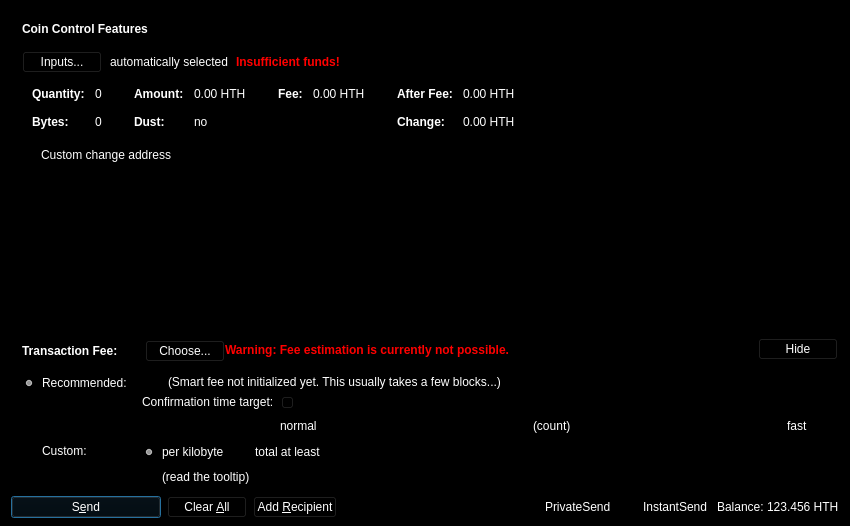
First picture: the form in src/qt/forms/sendcoinsdialog.ui, repository devilking6105/HTH, before the edit.
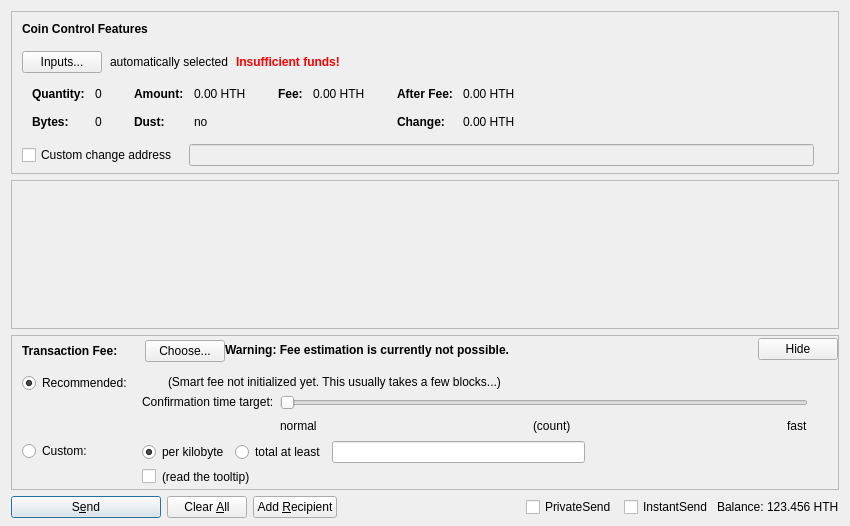
Second picture: the form after the edit. Custom widgets are drawn as their Qt base class.

What changed in the file:
```diff
--- a/src/qt/forms/sendcoinsdialog.ui
+++ b/src/qt/forms/sendcoinsdialog.ui
@@ -13,10 +13,6 @@
   <property name="windowTitle">
    <string>Send Coins</string>
   </property>
-  <property name="styleSheet">
-   <string notr="true">background-color: rgb(0, 0, 0);
-color: rgb(255, 255, 255);</string>
-  </property>
   <layout class="QVBoxLayout" name="verticalLayout" stretch="0,1,0,0">
    <property name="bottomMargin">
     <number>8</number>
@@ -88,9 +84,7 @@
              </font>
             </property>
             <property name="styleSheet">
-             <string notr="true">font-weight:bold;
-background-color: rgb(0, 0, 0);
-color: rgb(255, 255, 255);</string>
+             <string notr="true">font-weight:bold;</string>
             </property>
             <property name="text">
              <string>Coin Control Features</string>
@@ -110,8 +104,7 @@
           <item>
            <widget class="QPushButton" name="pushButtonCoinControl">
             <property name="styleSheet">
-             <string notr="true">color: rgb(255, 255, 255);
-background-color: rgb(0, 0, 0);</string>
+             <string notr="true"/>
             </property>
             <property name="text">
              <string>Inputs...</string>
@@ -123,10 +116,6 @@
           </item>
           <item>
            <widget class="QLabel" name="labelCoinControlAutomaticallySelected">
-            <property name="styleSheet">
-             <string notr="true">color: rgb(255, 255, 255);
-background-color: rgb(0, 0, 0);</string>
-            </property>
             <property name="text">
              <string>automatically selected</string>
             </property>
@@ -144,8 +133,7 @@
              </font>
             </property>
             <property name="styleSheet">
-             <string notr="true">color:red;font-weight:bold;
-background-color: rgb(0, 0, 0);</string>
+             <string notr="true">color:red;font-weight:bold;</string>
             </property>
             <property name="text">
              <string>Insufficient funds!</string>
@@ -236,10 +224,6 @@
                    <bold>true</bold>
                   </font>
                  </property>
-                 <property name="styleSheet">
-                  <string notr="true">color: rgb(255, 255, 255);
-background-color: rgb(0, 0, 0);</string>
-                 </property>
                  <property name="text">
                   <string>Quantity:</string>
                  </property>
@@ -256,10 +240,6 @@
                  <property name="contextMenuPolicy">
                   <enum>Qt::ActionsContextMenu</enum>
                  </property>
-                 <property name="styleSheet">
-                  <string notr="true">color: rgb(255, 255, 255);
-background-color: rgb(0, 0, 0);</string>
-                 </property>
                  <property name="text">
                   <string notr="true">0</string>
                  </property>
@@ -279,10 +259,6 @@
                    <bold>true</bold>
                   </font>
                  </property>
-                 <property name="styleSheet">
-                  <string notr="true">color: rgb(255, 255, 255);
-background-color: rgb(0, 0, 0);</string>
-                 </property>
                  <property name="text">
                   <string>Bytes:</string>
                  </property>
@@ -296,10 +272,6 @@
                  <property name="contextMenuPolicy">
                   <enum>Qt::ActionsContextMenu</enum>
                  </property>
-                 <property name="styleSheet">
-                  <string notr="true">color: rgb(255, 255, 255);
-background-color: rgb(0, 0, 0);</string>
-                 </property>
                  <property name="text">
                   <string notr="true">0</string>
                  </property>
@@ -335,10 +307,6 @@
                    <bold>true</bold>
                   </font>
                  </property>
-                 <property name="styleSheet">
-                  <string notr="true">color: rgb(255, 255, 255);
-background-color: rgb(0, 0, 0);</string>
-                 </property>
                  <property name="text">
                   <string>Amount:</string>
                  </property>
@@ -355,10 +323,6 @@
                  <property name="contextMenuPolicy">
                   <enum>Qt::ActionsContextMenu</enum>
                  </property>
-                 <property name="styleSheet">
-                  <string notr="true">color: rgb(255, 255, 255);
-background-color: rgb(0, 0, 0);</string>
-                 </property>
                  <property name="text">
                   <string notr="true">0.00 HTH</string>
                  </property>
@@ -375,10 +339,6 @@
                    <bold>true</bold>
                   </font>
                  </property>
-                 <property name="styleSheet">
-                  <string notr="true">color: rgb(255, 255, 255);
-background-color: rgb(0, 0, 0);</string>
-                 </property>
                  <property name="text">
                   <string>Dust:</string>
                  </property>
@@ -392,10 +352,6 @@
                  <property name="contextMenuPolicy">
                   <enum>Qt::ActionsContextMenu</enum>
                  </property>
-                 <property name="styleSheet">
-                  <string notr="true">color: rgb(255, 255, 255);
-background-color: rgb(0, 0, 0);</string>
-                 </property>
                  <property name="text">
                   <string notr="true">no</string>
                  </property>
@@ -431,10 +387,6 @@
                    <bold>true</bold>
                   </font>
                  </property>
-                 <property name="styleSheet">
-                  <string notr="true">color: rgb(255, 255, 255);
-background-color: rgb(0, 0, 0);</string>
-                 </property>
                  <property name="text">
                   <string>Fee:</string>
                  </property>
@@ -451,10 +403,6 @@
                  <property name="contextMenuPolicy">
                   <enum>Qt::ActionsContextMenu</enum>
                  </property>
-                 <property name="styleSheet">
-                  <string notr="true">color: rgb(255, 255, 255);
-background-color: rgb(0, 0, 0);</string>
-                 </property>
                  <property name="text">
                   <string notr="true">0.00 HTH</string>
                  </property>
@@ -490,10 +438,6 @@
                    <bold>true</bold>
                   </font>
                  </property>
-                 <property name="styleSheet">
-                  <string notr="true">color: rgb(255, 255, 255);
-background-color: rgb(0, 0, 0);</string>
-                 </property>
                  <property name="text">
                   <string>After Fee:</string>
                  </property>
@@ -510,10 +454,6 @@
                  <property name="contextMenuPolicy">
                   <enum>Qt::ActionsContextMenu</enum>
                  </property>
-                 <property name="styleSheet">
-                  <string notr="true">color: rgb(255, 255, 255);
-background-color: rgb(0, 0, 0);</string>
-                 </property>
                  <property name="text">
                   <string notr="true">0.00 HTH</string>
                  </property>
@@ -530,10 +470,6 @@
                    <bold>true</bold>
                   </font>
                  </property>
-                 <property name="styleSheet">
-                  <string notr="true">color: rgb(255, 255, 255);
-background-color: rgb(0, 0, 0);</string>
-                 </property>
                  <property name="text">
                   <string>Change:</string>
                  </property>
@@ -547,10 +483,6 @@
                  <property name="contextMenuPolicy">
                   <enum>Qt::ActionsContextMenu</enum>
                  </property>
-                 <property name="styleSheet">
-                  <string notr="true">color: rgb(255, 255, 255);
-background-color: rgb(0, 0, 0);</string>
-                 </property>
                  <property name="text">
                   <string notr="true">0.00 HTH</string>
                  </property>
@@ -585,10 +517,6 @@
             <property name="toolTip">
              <string>If this is activated, but the change address is empty or invalid, change will be sent to a newly generated address.</string>
             </property>
-            <property name="styleSheet">
-             <string notr="true">color: rgb(255, 255, 255);
-background-color: rgb(0, 0, 0);</string>
-            </property>
             <property name="text">
              <string>Custom change address</string>
             </property>
@@ -660,10 +588,10 @@
         <x>0</x>
         <y>0</y>
         <width>830</width>
-        <height>68</height>
+        <height>104</height>
        </rect>
       </property>
-      <layout class="QVBoxLayout" name="verticalLayout_2" stretch="0">
+      <layout class="QVBoxLayout" name="verticalLayout_2" stretch="0,1">
        <property name="leftMargin">
         <number>0</number>
        </property>
@@ -683,6 +611,19 @@
          </property>
         </layout>
        </item>
+       <item>
+        <spacer name="verticalSpacer">
+         <property name="orientation">
+          <enum>Qt::Vertical</enum>
+         </property>
+         <property name="sizeHint" stdset="0">
+          <size>
+           <width>20</width>
+           <height>40</height>
+          </size>
+         </property>
+        </spacer>
+       </item>
       </layout>
      </widget>
     </widget>
@@ -780,9 +721,7 @@
                  </font>
                 </property>
                 <property name="styleSheet">
-                 <string notr="true">font-weight:bold;
-color: rgb(255, 255, 255);
-background-color: rgb(0, 0, 0);</string>
+                 <string notr="true">font-weight:bold;</string>
                 </property>
                 <property name="text">
                  <string>Transaction Fee:</string>
@@ -798,10 +737,6 @@
               </item>
               <item>
                <widget class="QPushButton" name="buttonChooseFee">
-                <property name="styleSheet">
-                 <string notr="true">color: rgb(255, 255, 255);
-background-color: rgb(0, 0, 0);</string>
-                </property>
                 <property name="text">
                  <string>Choose...</string>
                 </property>
@@ -835,9 +770,11 @@
             <property name="toolTip">
              <string>Using the fallbackfee can result in sending a transaction that will take several hours or days (or never) to confirm. Consider choosing your fee manually or wait until your have validated the complete chain.</string>
             </property>
-            <property name="styleSheet">
-             <string notr="true">color: red;
-background-color: rgb(0, 0, 0);</string>
+            <property name="font">
+            <font>
+                <weight>75</weight>
+                <bold>true</bold>
+            </font>
             </property>
             <property name="text">
              <string>Warning: Fee estimation is currently not possible.</string>
@@ -868,10 +805,6 @@
             <property name="toolTip">
              <string>collapse fee-settings</string>
             </property>
-            <property name="styleSheet">
-             <string notr="true">color: rgb(255, 255, 255);
-background-color: rgb(0, 0, 0);</string>
-            </property>
             <property name="text">
              <string>Hide</string>
             </property>
@@ -923,10 +856,6 @@
                    <property name="toolTip">
                     <string>If the custom fee is set to 1000 duffs and the transaction is only 250 bytes, then &quot;per kilobyte&quot; only pays 250 duffs in fee,&lt;br /&gt;while &quot;at least&quot; pays 1000 duffs. For transactions bigger than a kilobyte both pay by kilobyte.</string>
                    </property>
-                   <property name="styleSheet">
-                    <string notr="true">color: rgb(255, 255, 255);
-background-color: rgb(0, 0, 0);</string>
-                   </property>
                    <property name="text">
                     <string>per kilobyte</string>
                    </property>
@@ -943,10 +872,6 @@
                    <property name="toolTip">
                     <string>If the custom fee is set to 1000 duffs and the transaction is only 250 bytes, then &quot;per kilobyte&quot; only pays 250 duffs in fee,&lt;br /&gt;while &quot;total at least&quot; pays 1000 duffs. For transactions bigger than a kilobyte both pay by kilobyte.</string>
                    </property>
-                   <property name="styleSheet">
-                    <string notr="true">color: rgb(255, 255, 255);
-background-color: rgb(0, 0, 0);</string>
-                   </property>
                    <property name="text">
                     <string>total at least</string>
                    </property>
@@ -993,10 +918,6 @@
                    <property name="toolTip">
                     <string>Paying only the minimum fee is just fine as long as there is less transaction volume than space in the blocks.&lt;br /&gt;But be aware that this can end up in a never confirming transaction once there is more demand for HTH transactions than the network can process.</string>
                    </property>
-                   <property name="styleSheet">
-                    <string notr="true">color: rgb(255, 255, 255);
-background-color: rgb(0, 0, 0);</string>
-                   </property>
                    <property name="text">
                     <string>(read the tooltip)</string>
                    </property>
@@ -1026,10 +947,6 @@
               <layout class="QVBoxLayout" name="verticalLayoutFee4" stretch="0,1">
                <item>
                 <widget class="QRadioButton" name="radioSmartFee">
-                 <property name="styleSheet">
-                  <string notr="true">color: rgb(255, 255, 255);
-background-color: rgb(0, 0, 0);</string>
-                 </property>
                  <property name="text">
                   <string>Recommended:</string>
                  </property>
@@ -1060,10 +977,6 @@
               <layout class="QVBoxLayout" name="verticalLayoutFee9" stretch="0,1">
                <item>
                 <widget class="QRadioButton" name="radioCustomFee">
-                 <property name="styleSheet">
-                  <string notr="true">color: rgb(255, 255, 255);
-background-color: rgb(0, 0, 0);</string>
-                 </property>
                  <property name="text">
                   <string>Custom:</string>
                  </property>
@@ -1116,10 +1029,6 @@
                  </item>
                  <item>
                   <widget class="QLabel" name="labelSmartFee2">
-                   <property name="styleSheet">
-                    <string notr="true">color: rgb(255, 255, 255);
-background-color: rgb(0, 0, 0);</string>
-                   </property>
                    <property name="text">
                     <string>(Smart fee not initialized yet. This usually takes a few blocks...)</string>
                    </property>
@@ -1149,10 +1058,6 @@
                   <layout class="QVBoxLayout" name="verticalLayoutFee6">
                    <item>
                     <widget class="QLabel" name="labelSmartFee3">
-                     <property name="styleSheet">
-                      <string notr="true">color: rgb(255, 255, 255);
-background-color: rgb(0, 0, 0);</string>
-                     </property>
                      <property name="text">
                       <string>Confirmation time target:</string>
                      </property>
@@ -1183,421 +1088,6 @@
                    </property>
                    <item>
                     <widget class="QSlider" name="sliderSmartFee">
-                     <property name="palette">
-                      <palette>
-                       <active>
-                        <colorrole role="WindowText">
-                         <brush brushstyle="SolidPattern">
-                          <color alpha="255">
-                           <red>255</red>
-                           <green>255</green>
-                           <blue>255</blue>
-                          </color>
-                         </brush>
-                        </colorrole>
-                        <colorrole role="Button">
-                         <brush brushstyle="SolidPattern">
-                          <color alpha="255">
-                           <red>0</red>
-                           <green>0</green>
-                           <blue>0</blue>
-                          </color>
-                         </brush>
-                        </colorrole>
-                        <colorrole role="Light">
-                         <brush brushstyle="SolidPattern">
-                          <color alpha="255">
-                           <red>97</red>
-                           <green>255</green>
-                           <blue>235</blue>
-                          </color>
-                         </brush>
-                        </colorrole>
-                        <colorrole role="Midlight">
-                         <brush brushstyle="SolidPattern">
-                          <color alpha="255">
-                           <red>74</red>
-                           <green>221</green>
-                           <blue>202</blue>
-                          </color>
-                         </brush>
-                        </colorrole>
-                        <colorrole role="Dark">
-                         <brush brushstyle="SolidPattern">
-                          <color alpha="255">
-                           <red>26</red>
-                           <green>94</green>
-                           <blue>85</blue>
-                          </color>
-                         </brush>
-                        </colorrole>
-                        <colorrole role="Mid">
-                         <brush brushstyle="SolidPattern">
-                          <color alpha="255">
-                           <red>34</red>
-                           <green>125</green>
-                           <blue>113</blue>
-                          </color>
-                         </brush>
-                        </colorrole>
-                        <colorrole role="Text">
-                         <brush brushstyle="SolidPattern">
-                          <color alpha="255">
-                           <red>255</red>
-                           <green>255</green>
-                           <blue>255</blue>
-                          </color>
-                         </brush>
-                        </colorrole>
-                        <colorrole role="BrightText">
-                         <brush brushstyle="SolidPattern">
-                          <color alpha="255">
-                           <red>255</red>
-                           <green>255</green>
-                           <blue>255</blue>
-                          </color>
-                         </brush>
-                        </colorrole>
-                        <colorrole role="ButtonText">
-                         <brush brushstyle="SolidPattern">
-                          <color alpha="255">
-                           <red>255</red>
-                           <green>255</green>
-                           <blue>255</blue>
-                          </color>
-                         </brush>
-                        </colorrole>
-                        <colorrole role="Base">
-                         <brush brushstyle="SolidPattern">
-                          <color alpha="255">
-                           <red>0</red>
-                           <green>0</green>
-                           <blue>0</blue>
-                          </color>
-                         </brush>
-                        </colorrole>
-                        <colorrole role="Window">
-                         <brush brushstyle="SolidPattern">
-                          <color alpha="255">
-                           <red>0</red>
-                           <green>0</green>
-                           <blue>0</blue>
-                          </color>
-                         </brush>
-                        </colorrole>
-                        <colorrole role="Shadow">
-                         <brush brushstyle="SolidPattern">
-                          <color alpha="255">
-                           <red>0</red>
-                           <green>0</green>
-                           <blue>0</blue>
-                          </color>
-                         </brush>
-                        </colorrole>
-                        <colorrole role="AlternateBase">
-                         <brush brushstyle="SolidPattern">
-                          <color alpha="255">
-                           <red>153</red>
-                           <green>221</green>
-                           <blue>212</blue>
-                          </color>
-                         </brush>
-                        </colorrole>
-                        <colorrole role="ToolTipBase">
-                         <brush brushstyle="SolidPattern">
-                          <color alpha="255">
-                           <red>255</red>
-                           <green>255</green>
-                           <blue>220</blue>
-                          </color>
-                         </brush>
-                        </colorrole>
-                        <colorrole role="ToolTipText">
-                         <brush brushstyle="SolidPattern">
-                          <color alpha="255">
-                           <red>0</red>
-                           <green>0</green>
-                           <blue>0</blue>
-                          </color>
-                         </brush>
-                        </colorrole>
-                       </active>
-                       <inactive>
-                        <colorrole role="WindowText">
-                         <brush brushstyle="SolidPattern">
-                          <color alpha="255">
-                           <red>255</red>
-                           <green>255</green>
-                           <blue>255</blue>
-                          </color>
-                         </brush>
-                        </colorrole>
-                        <colorrole role="Button">
-                         <brush brushstyle="SolidPattern">
-                          <color alpha="255">
-                           <red>0</red>
-                           <green>0</green>
-                           <blue>0</blue>
-                          </color>
-                         </brush>
-                        </colorrole>
-                        <colorrole role="Light">
-                         <brush brushstyle="SolidPattern">
-                          <color alpha="255">
-                           <red>97</red>
-                           <green>255</green>
-                           <blue>235</blue>
-                          </color>
-                         </brush>
-                        </colorrole>
-                        <colorrole role="Midlight">
-                         <brush brushstyle="SolidPattern">
-                          <color alpha="255">
-                           <red>74</red>
-                           <green>221</green>
-                           <blue>202</blue>
-                          </color>
-                         </brush>
-                        </colorrole>
-                        <colorrole role="Dark">
-                         <brush brushstyle="SolidPattern">
-                          <color alpha="255">
-                           <red>26</red>
-                           <green>94</green>
-                           <blue>85</blue>
-                          </color>
-                         </brush>
-                        </colorrole>
-                        <colorrole role="Mid">
-                         <brush brushstyle="SolidPattern">
-                          <color alpha="255">
-                           <red>34</red>
-                           <green>125</green>
-                           <blue>113</blue>
-                          </color>
-                         </brush>
-                        </colorrole>
-                        <colorrole role="Text">
-                         <brush brushstyle="SolidPattern">
-                          <color alpha="255">
-                           <red>255</red>
-                           <green>255</green>
-                           <blue>255</blue>
-                          </color>
-                         </brush>
-                        </colorrole>
-                        <colorrole role="BrightText">
-                         <brush brushstyle="SolidPattern">
-                          <color alpha="255">
-                           <red>255</red>
-                           <green>255</green>
-                           <blue>255</blue>
-                          </color>
-                         </brush>
-                        </colorrole>
-                        <colorrole role="ButtonText">
-                         <brush brushstyle="SolidPattern">
-                          <color alpha="255">
-                           <red>255</red>
-                           <green>255</green>
-                           <blue>255</blue>
-                          </color>
-                         </brush>
-                        </colorrole>
-                        <colorrole role="Base">
-                         <brush brushstyle="SolidPattern">
-                          <color alpha="255">
-                           <red>0</red>
-                           <green>0</green>
-                           <blue>0</blue>
-                          </color>
-                         </brush>
-                        </colorrole>
-                        <colorrole role="Window">
-                         <brush brushstyle="SolidPattern">
-                          <color alpha="255">
-                           <red>0</red>
-                           <green>0</green>
-                           <blue>0</blue>
-                          </color>
-                         </brush>
-                        </colorrole>
-                        <colorrole role="Shadow">
-                         <brush brushstyle="SolidPattern">
-                          <color alpha="255">
-                           <red>0</red>
-                           <green>0</green>
-                           <blue>0</blue>
-                          </color>
-                         </brush>
-                        </colorrole>
-                        <colorrole role="AlternateBase">
-                         <brush brushstyle="SolidPattern">
-                          <color alpha="255">
-                           <red>153</red>
-                           <green>221</green>
-                           <blue>212</blue>
-                          </color>
-                         </brush>
-                        </colorrole>
-                        <colorrole role="ToolTipBase">
-                         <brush brushstyle="SolidPattern">
-                          <color alpha="255">
-                           <red>255</red>
-                           <green>255</green>
-                           <blue>220</blue>
-                          </color>
-                         </brush>
-                        </colorrole>
-                        <colorrole role="ToolTipText">
-                         <brush brushstyle="SolidPattern">
-                          <color alpha="255">
-                           <red>0</red>
-                           <green>0</green>
-                           <blue>0</blue>
-                          </color>
-                         </brush>
-                        </colorrole>
-                       </inactive>
-                       <disabled>
-                        <colorrole role="WindowText">
-                         <brush brushstyle="SolidPattern">
-                          <color alpha="255">
-                           <red>255</red>
-                           <green>255</green>
-                           <blue>255</blue>
-                          </color>
-                         </brush>
-                        </colorrole>
-                        <colorrole role="Button">
-                         <brush brushstyle="SolidPattern">
-                          <color alpha="255">
-                           <red>0</red>
-                           <green>0</green>
-                           <blue>0</blue>
-                          </color>
-                         </brush>
-                        </colorrole>
-                        <colorrole role="Light">
-                         <brush brushstyle="SolidPattern">
-                          <color alpha="255">
-                           <red>97</red>
-                           <green>255</green>
-                           <blue>235</blue>
-                          </color>
-                         </brush>
-                        </colorrole>
-                        <colorrole role="Midlight">
-                         <brush brushstyle="SolidPattern">
-                          <color alpha="255">
-                           <red>74</red>
-                           <green>221</green>
-                           <blue>202</blue>
-                          </color>
-                         </brush>
-                        </colorrole>
-                        <colorrole role="Dark">
-                         <brush brushstyle="SolidPattern">
-                          <color alpha="255">
-                           <red>26</red>
-                           <green>94</green>
-                           <blue>85</blue>
-                          </color>
-                         </brush>
-                        </colorrole>
-                        <colorrole role="Mid">
-                         <brush brushstyle="SolidPattern">
-                          <color alpha="255">
-                           <red>34</red>
-                           <green>125</green>
-                           <blue>113</blue>
-                          </color>
-                         </brush>
-                        </colorrole>
-                        <colorrole role="Text">
-                         <brush brushstyle="SolidPattern">
-                          <color alpha="255">
-                           <red>255</red>
-                           <green>255</green>
-                           <blue>255</blue>
-                          </color>
-                         </brush>
-                        </colorrole>
-                        <colorrole role="BrightText">
-                         <brush brushstyle="SolidPattern">
-                          <color alpha="255">
-                           <red>255</red>
-                           <green>255</green>
-                           <blue>255</blue>
-                          </color>
-                         </brush>
-                        </colorrole>
-                        <colorrole role="ButtonText">
-                         <brush brushstyle="SolidPattern">
-                          <color alpha="255">
-                           <red>255</red>
-                           <green>255</green>
-                           <blue>255</blue>
-                          </color>
-                         </brush>
-                        </colorrole>
-                        <colorrole role="Base">
-                         <brush brushstyle="SolidPattern">
-                          <color alpha="255">
-                           <red>0</red>
-                           <green>0</green>
-                           <blue>0</blue>
-                          </color>
-                         </brush>
-                        </colorrole>
-                        <colorrole role="Window">
-                         <brush brushstyle="SolidPattern">
-                          <color alpha="255">
-                           <red>0</red>
-                           <green>0</green>
-                           <blue>0</blue>
-                          </color>
-                         </brush>
-                        </colorrole>
-                        <colorrole role="Shadow">
-                         <brush brushstyle="SolidPattern">
-                          <color alpha="255">
-                           <red>0</red>
-                           <green>0</green>
-                           <blue>0</blue>
-                          </color>
-                         </brush>
-                        </colorrole>
-                        <colorrole role="AlternateBase">
-                         <brush brushstyle="SolidPattern">
-                          <color alpha="255">
-                           <red>52</red>
-                           <green>188</green>
-                           <blue>170</blue>
-                          </color>
-                         </brush>
-                        </colorrole>
-                        <colorrole role="ToolTipBase">
-                         <brush brushstyle="SolidPattern">
-                          <color alpha="255">
-                           <red>255</red>
-                           <green>255</green>
-                           <blue>220</blue>
-                          </color>
-                         </brush>
-                        </colorrole>
-                        <colorrole role="ToolTipText">
-                         <brush brushstyle="SolidPattern">
-                          <color alpha="255">
-                           <red>0</red>
-                           <green>0</green>
-                           <blue>0</blue>
-                          </color>
-                         </brush>
-                        </colorrole>
-                       </disabled>
-                      </palette>
-                     </property>
                      <property name="minimum">
                       <number>0</number>
                      </property>
@@ -1628,10 +1118,6 @@
                     <layout class="QHBoxLayout" name="horizontalLayoutFee10">
                      <item>
                       <widget class="QLabel" name="labelSmartFeeNormal">
-                       <property name="styleSheet">
-                        <string notr="true">color: rgb(255, 255, 255);
-background-color: rgb(0, 0, 0);</string>
-                       </property>
                        <property name="text">
                         <string>normal</string>
                        </property>
@@ -1652,10 +1138,6 @@
                      </item>
                      <item>
                       <widget class="QLabel" name="confirmationTargetLabel">
-                       <property name="styleSheet">
-                        <string notr="true">color: rgb(255, 255, 255);
-background-color: rgb(0, 0, 0);</string>
-                       </property>
                        <property name="text">
                         <string notr="true">(count)</string>
                        </property>
@@ -1676,10 +1158,6 @@
                      </item>
                      <item>
                       <widget class="QLabel" name="labelSmartFeeFast">
-                       <property name="styleSheet">
-                        <string notr="true">color: rgb(255, 255, 255);
-background-color: rgb(0, 0, 0);</string>
-                       </property>
                        <property name="text">
                         <string>fast</string>
                        </property>
@@ -1742,10 +1220,6 @@
        <property name="toolTip">
         <string>Confirm the send action</string>
        </property>
-       <property name="styleSheet">
-        <string notr="true">color: rgb(255, 255, 255);
-background-color: rgb(0, 0, 0);</string>
-       </property>
        <property name="text">
         <string>S&amp;end</string>
        </property>
@@ -1768,10 +1242,6 @@
        <property name="toolTip">
         <string>Clear all fields of the form.</string>
        </property>
-       <property name="styleSheet">
-        <string notr="true">color: rgb(255, 255, 255);
-background-color: rgb(0, 0, 0);</string>
-       </property>
        <property name="text">
         <string>Clear &amp;All</string>
        </property>
@@ -1785,10 +1255,6 @@
        <property name="toolTip">
         <string>Send to multiple recipients at once</string>
        </property>
-       <property name="styleSheet">
-        <string notr="true">color: rgb(255, 255, 255);
-background-color: rgb(0, 0, 0);</string>
-       </property>
        <property name="text">
         <string>Add &amp;Recipient</string>
        </property>
@@ -1823,10 +1289,6 @@
            <height>0</height>
           </size>
          </property>
-         <property name="styleSheet">
-          <string notr="true">color: rgb(255, 255, 255);
-background-color: rgb(0, 0, 0);</string>
-         </property>
          <property name="text">
           <string>PrivateSend</string>
          </property>
@@ -1846,10 +1308,6 @@
            <height>0</height>
           </size>
          </property>
-         <property name="styleSheet">
-          <string notr="true">color: rgb(255, 255, 255);
-background-color: rgb(0, 0, 0);</string>
-         </property>
          <property name="text">
           <string>InstantSend</string>
          </property>
@@ -1857,10 +1315,6 @@
        </item>
        <item>
         <widget class="QLabel" name="label">
-         <property name="styleSheet">
-          <string notr="true">color: rgb(255, 255, 255);
-background-color: rgb(0, 0, 0);</string>
-         </property>
          <property name="text">
           <string>Balance:</string>
          </property>
@@ -1877,10 +1331,6 @@
          <property name="cursor">
           <cursorShape>IBeamCursor</cursorShape>
          </property>
-         <property name="styleSheet">
-          <string notr="true">color: rgb(255, 255, 255);
-background-color: rgb(0, 0, 0);</string>
-         </property>
          <property name="text">
           <string notr="true">123.456 HTH</string>
          </property>
```
Left out of the diff: 10 changed lines with no effect on the pictures.
